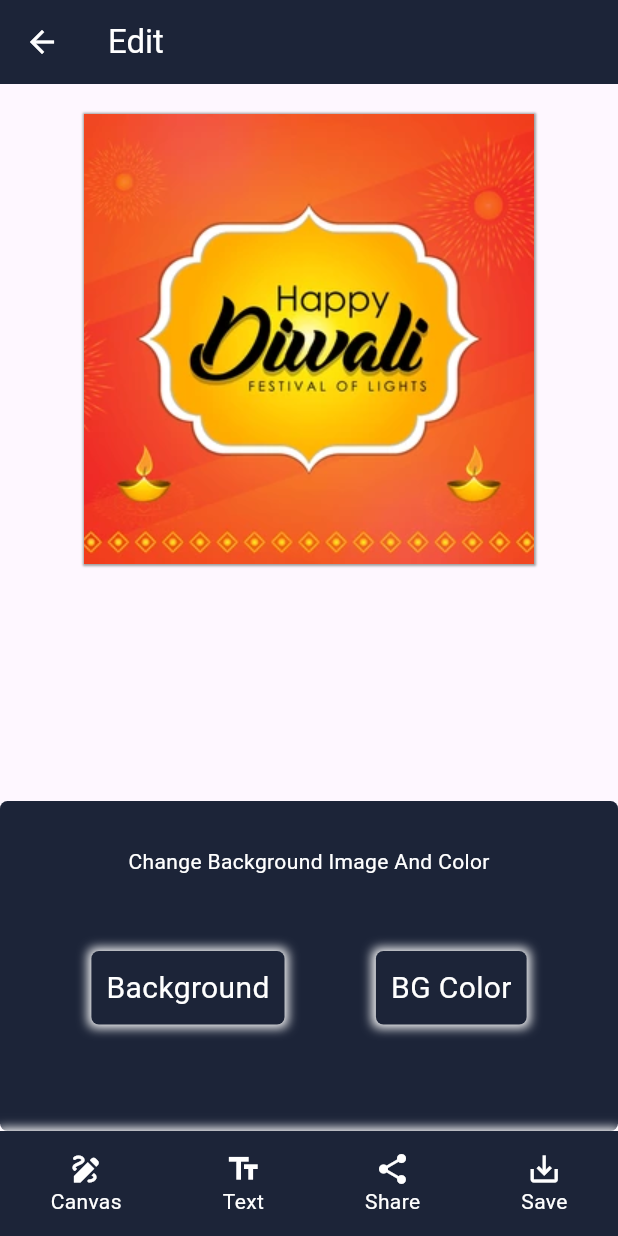
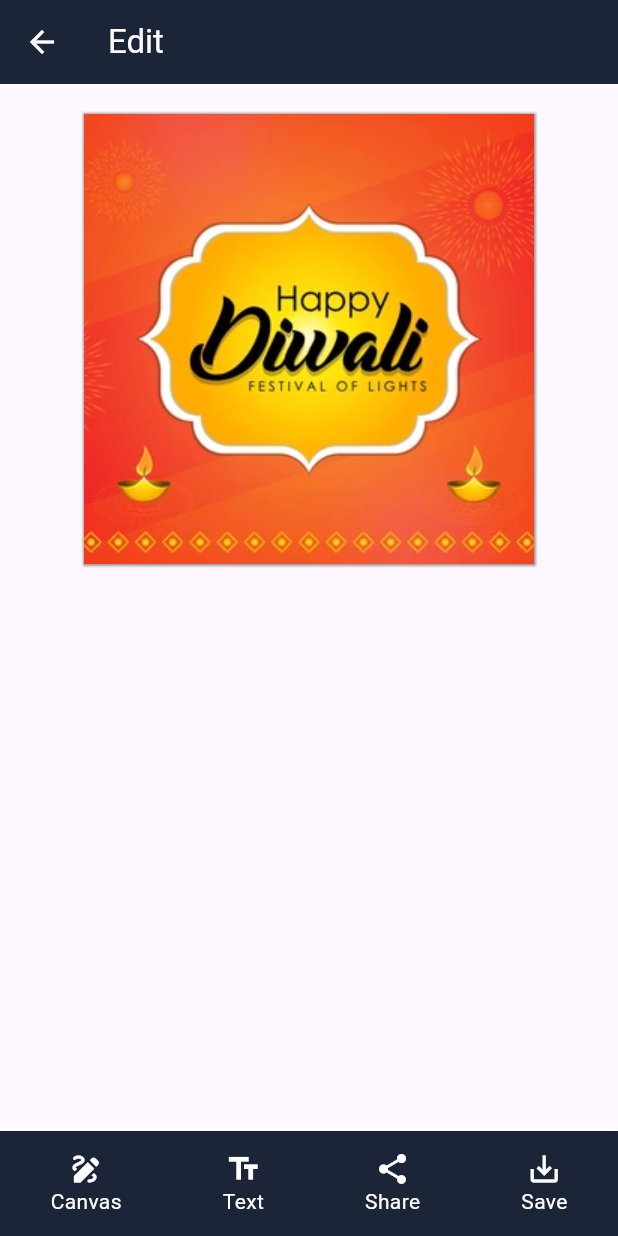
Before and after one commit to Aksharpatel06/festival_poster_app, a Flutter app: the Poster_screen screen opened by its route, after a tap on "Edit Template", on a phone screen of 412 x 824 dp. Run offline on Flutter 3.47's test engine with Material 3 defaults, Android fonts, the phone set to English and light mode, and no system bars; our stand-ins replace google_fonts; missing offline and left inert: flutter_hsvcolor_picker.

Commit message:
02-04-2024

```diff
--- a/lib/utils/colorlist.dart
+++ b/lib/utils/colorlist.dart
@@ -1,6 +1,9 @@
-import 'dart:ui';
+import 'package:flutter/material.dart';
+
+import 'global_variable.dart';
 
 List colorgrid = [
+  color,
   [Color(0xffB3C8CF), Color(0xffBED7DC), Color(0xffF1EEDC), Color(0xffE5DDC5)],
   [Color(0xff49243E), Color(0xff704264), Color(0xffBB8493), Color(0xffDBAFA0)],
   [Color(0xffD20062), Color(0xffD6589F), Color(0xffD895DA), Color(0xffC4E4FF)],
--- a/lib/utils/global_variable.dart
+++ b/lib/utils/global_variable.dart
@@ -1,6 +1,9 @@
+import 'package:flutter/material.dart';
+
 bool isfestival = true;
 int postviewIndex =0;
 int editindex =0;
 int backgroungindex =0;
 int backgroundcolorindex =0;
 bool isImageandColor =true;
+Color color = Colors.blue;
--- a/lib/view/editscreen/Editscreen.dart
+++ b/lib/view/editscreen/Editscreen.dart
@@ -2,6 +2,7 @@ import 'package:flutter/material.dart';
 import '../../utils/colorlist.dart';
 import '../../utils/festivallist.dart';
 import '../../utils/global_variable.dart';
+import "package:flutter_hsvcolor_picker/flutter_hsvcolor_picker.dart";
 
 class Edit_screen extends StatefulWidget {
   const Edit_screen({super.key});
@@ -43,7 +44,10 @@ class _Edit_screenState extends State<Edit_screen> {
                             spreadRadius: 1,
                           )
                         ],
-                        gradient: (!isImageandColor)
+                        color:(!isImageandColor && backgroundcolorindex==0)
+                            ? color
+                            : null ,
+                        gradient: (!isImageandColor && backgroundcolorindex>0)
                             ? LinearGradient(
                                 colors: colorgrid[backgroundcolorindex],
                               )
@@ -63,18 +67,19 @@ class _Edit_screenState extends State<Edit_screen> {
           IndexedStack(
             index: editindex,
             children: [
-              canvas(),
-              text(),
+              canvas(), //0
+              text(), //1
               Container(
                 height: 100,
                 color: Colors.green,
-              ),
+              ), //2
               Container(
                 height: 100,
                 color: Colors.blue,
-              ),
-              background(),
-              backgroundcolors(),
+              ), //3
+              background(), //4
+              backgroundcolors(), //5
+              Container(), //6
             ],
           ),
           Container(
@@ -179,6 +184,7 @@ class _Edit_screenState extends State<Edit_screen> {
       ),
     );
   }
+
   Container backgroundcolors() {
     return Container(
       height: 220,
@@ -232,16 +238,48 @@ class _Edit_screenState extends State<Edit_screen> {
                     child: Container(
                       height: 100,
                       width: 100,
-                              decoration: BoxDecoration(
-                                  boxShadow: [
+                      decoration: BoxDecoration(boxShadow: [
                         BoxShadow(
                           color: Colors.grey,
                           blurRadius: 0.5,
                           spreadRadius: 1,
                         )
+                      ], color: (index==0)?color:null,
+                          gradient:(index>0)? LinearGradient(colors: colorgrid[index]):null),
+                      child: (index == 0)
+                          ? InkWell(
+                        onTap: () {
+                            showDialog(
+                                context: context,
+                                builder: (context) => AlertDialog(
+                                  title: Text('Pick your color'),
+                                  content: Container(
+                                    height: 500,
+                                    width: 300,
+                                    child: ColorPicker(
+                                      color: color,
+                                      onChanged: (value) {
+                                        setState(() {
+                                          color =value;
+                                          isImageandColor = false;
+                                        });
+                                      },
+                                      initialPicker: Picker.paletteHue,
+                                    ),
+                                  ),
+                                  actions: [
+                                    InkWell(onTap: () {
+                                      Navigator.of(context).pop();
+                                    },child: Text("save"))
                                   ],
-                                  gradient: LinearGradient(
-                                      colors: colorgrid[index])),
+                                ));
+                        },
+                            child: Icon(
+                                Icons.add,
+                                size: 50,
+                              ),
+                          )
+                          : null,
                     ),
                   ),
                 ),
@@ -252,6 +290,7 @@ class _Edit_screenState extends State<Edit_screen> {
       ),
     );
   }
+
   Container background() {
     return Container(
       height: 220,
@@ -328,6 +367,7 @@ class _Edit_screenState extends State<Edit_screen> {
       ),
     );
   }
+
   Container text() {
     return Container(
       height: 220,
@@ -445,6 +485,7 @@ class _Edit_screenState extends State<Edit_screen> {
       ),
     );
   }
+
   Container canvas() {
     return Container(
       height: 220,
--- a/lib/view/posterscreen/posterscreen.dart
+++ b/lib/view/posterscreen/posterscreen.dart
@@ -48,6 +48,7 @@ class _Poster_screenState extends State<Poster_screen> {
                 InkWell(
                   onTap: () {
                     setState(() {
+                      editindex = 6;
                     });
                     Navigator.of(context).pushNamed('/edit');
                   },
--- a/pubspec.yaml
+++ b/pubspec.yaml
@@ -36,6 +36,7 @@ dependencies:
   # Use with the CupertinoIcons class for iOS style icons.
   cupertino_icons: ^1.0.2
   google_fonts: ^6.2.1
+  flutter_hsvcolor_picker: ^1.5.0
 
 dev_dependencies:
   flutter_test:
```
Also changed, not shown: pubspec.lock. Lines whose indentation alone changed are shown as unchanged.
